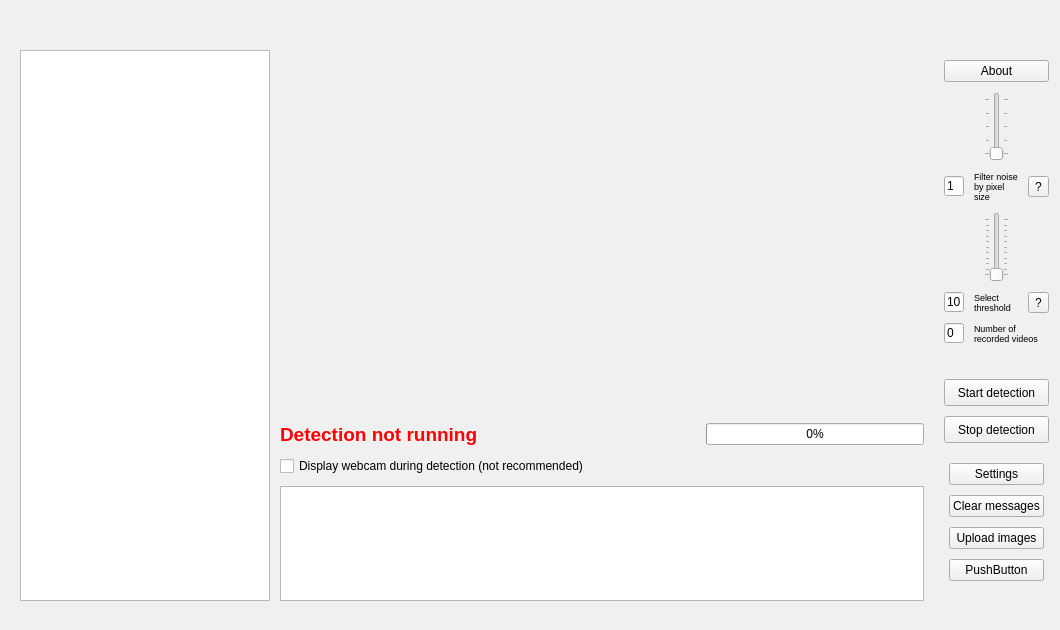
The window that src/mainwindow.ui (UFOID/UFO-Detector) describes before a commit, drawn with Qt 5.
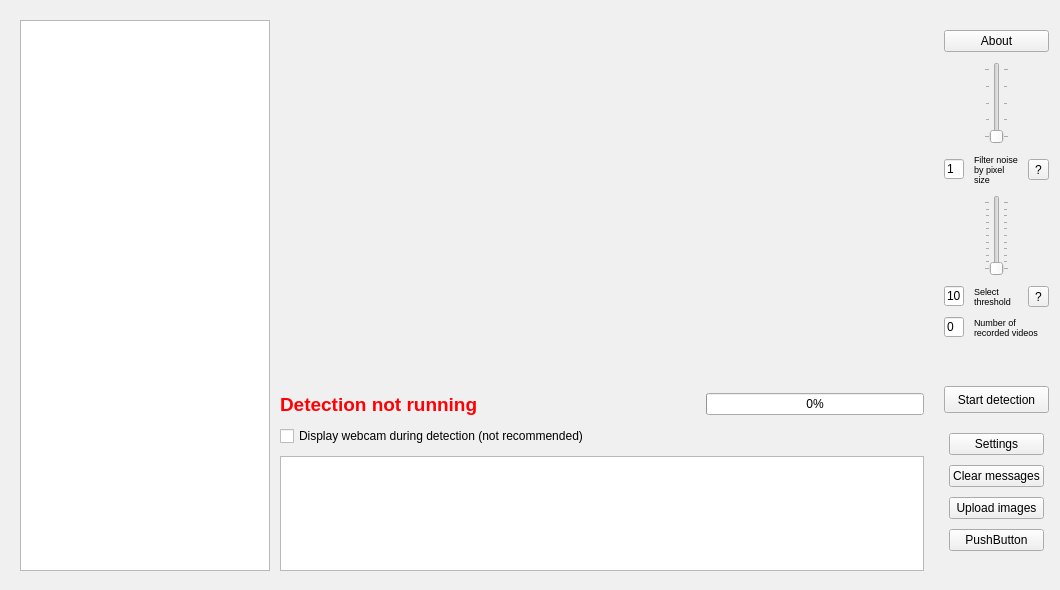
The same window after the commit.

Commit message: Changed MainWindows to single start/stop button, Fix ImageExpl

```diff
--- a/src/mainwindow.ui
+++ b/src/mainwindow.ui
@@ -7,7 +7,7 @@
     <x>0</x>
     <y>0</y>
     <width>1060</width>
-    <height>630</height>
+    <height>590</height>
    </rect>
   </property>
   <property name="palette">
@@ -436,7 +436,7 @@
     <property name="geometry">
      <rect>
       <x>10</x>
-      <y>40</y>
+      <y>10</y>
       <width>1059</width>
       <height>571</height>
      </rect>
@@ -917,19 +917,6 @@
          </property>
         </widget>
        </item>
-       <item>
-        <widget class="QPushButton" name="stopButton">
-         <property name="minimumSize">
-          <size>
-           <width>0</width>
-           <height>27</height>
-          </size>
-         </property>
-         <property name="text">
-          <string>Stop detection</string>
-         </property>
-        </widget>
-       </item>
        <item>
         <layout class="QVBoxLayout" name="verticalLayout">
          <property name="leftMargin">
```
The commit also changes 2 other files.
